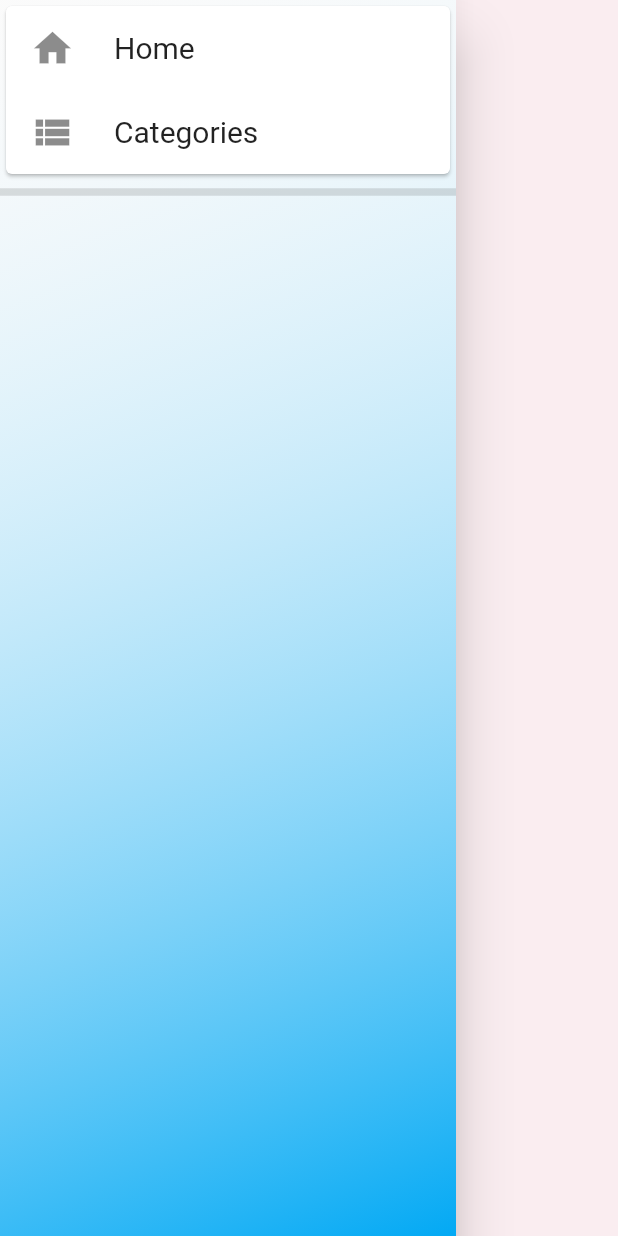
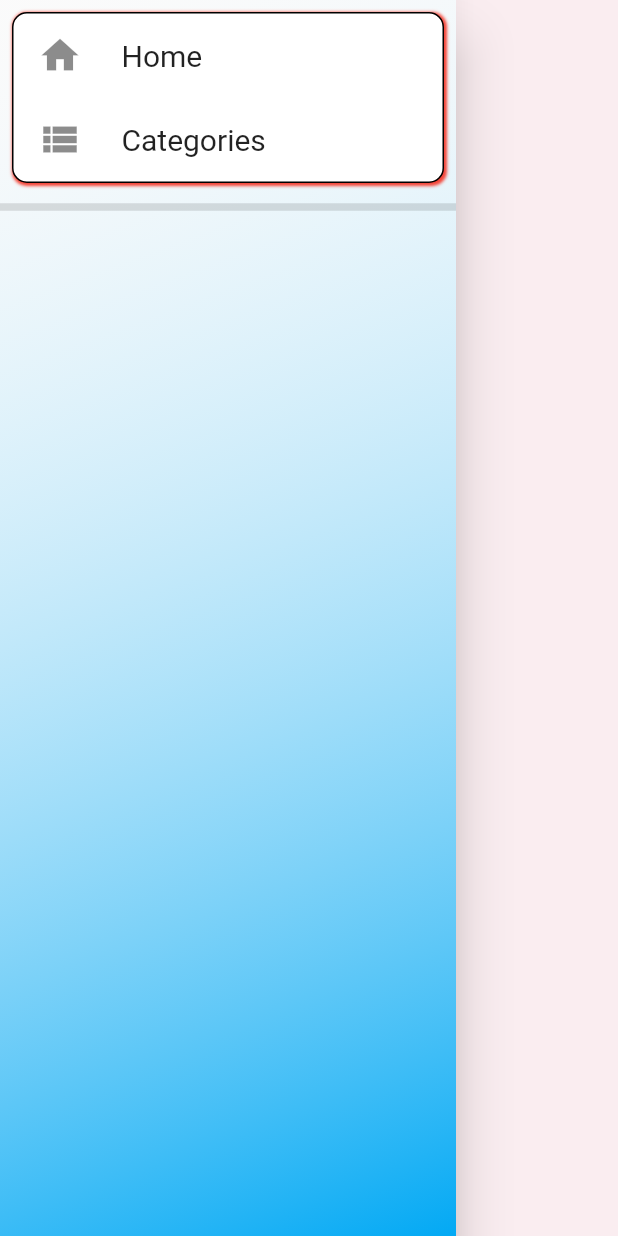
Before and after one commit to pndychrg/todo_app, a Flutter app: the DrawerNavigation widget shown alone on an empty page, opened directly, on a phone screen of 412 x 824 dp. Run offline on Flutter 3.47's test engine with Material 2 defaults, Android fonts, the phone set to English and light mode, and no system bars; our stand-ins replace google_fonts, sqflite; accounts and stored records are empty.

Commit message:
Edited Visuals of Drawer

```diff
--- a/lib/helpers/drawer_navigation.dart
+++ b/lib/helpers/drawer_navigation.dart
@@ -36,10 +36,17 @@ class _DrawerNavigationState extends State<DrawerNavigation> {
                   builder: (context) => new TodosByCategory(
                         category: category['name'],
                       ))),
-          child: Card(
-            color: MediaQuery.of(context).platformBrightness == Brightness.light
-                ? Colors.white
-                : Colors.black,
+          child: Container(
+            margin: EdgeInsets.all(8),
+            decoration: BoxDecoration(
+              border: Border.all(color: Colors.black),
+              borderRadius: BorderRadius.all(
+                Radius.circular(10),
+              ),
+            ),
+            // color: MediaQuery.of(context).platformBrightness == Brightness.light
+            //     ? Colors.white
+            //     : Colors.black,
             child: ListTile(
               leading: Icon(
                 Icons.arrow_right,
@@ -78,11 +85,33 @@ class _DrawerNavigationState extends State<DrawerNavigation> {
         ),
         child: ListView(
           children: <Widget>[
-            Card(
-              color:
-                  MediaQuery.of(context).platformBrightness == Brightness.light
-                      ? Colors.white
-                      : Colors.black,
+            Container(
+              margin: EdgeInsets.all(8),
+              decoration: BoxDecoration(
+                color: MediaQuery.of(context).platformBrightness ==
+                        Brightness.light
+                    ? Colors.white
+                    : Colors.black,
+                border: Border.all(color: Colors.black),
+                borderRadius: BorderRadius.all(
+                  Radius.circular(10),
+                ),
+                boxShadow: [
+                  BoxShadow(
+                    color: Colors.red,
+                    blurRadius: 1.0, // soften the shadow
+                    spreadRadius: 1.0, //extend the shadow
+                    offset: Offset(
+                      1.0, // Move to right 10  horizontally
+                      1.0, // Move to bottom 10 Vertically
+                    ),
+                  )
+                ],
+              ),
+              // color:
+              //     MediaQuery.of(context).platformBrightness == Brightness.light
+              //         ? Colors.white
+              //         : Colors.black,
               child: Column(
                 children: [
                   ListTile(
--- a/lib/screens/home_screen.dart
+++ b/lib/screens/home_screen.dart
@@ -7,7 +7,6 @@ import 'package:todo_app/constants.dart';
 import 'package:todo_app/helpers/drawer_navigation.dart';
 import 'package:todo_app/modals/todo.dart';
 import 'package:todo_app/screens/categories_screen.dart';
-import 'package:todo_app/screens/task_pop.dart';
 import 'package:todo_app/screens/todo_by_category.dart';
 import 'package:todo_app/services/category_service.dart';
 import 'package:intl/intl.dart';
```
